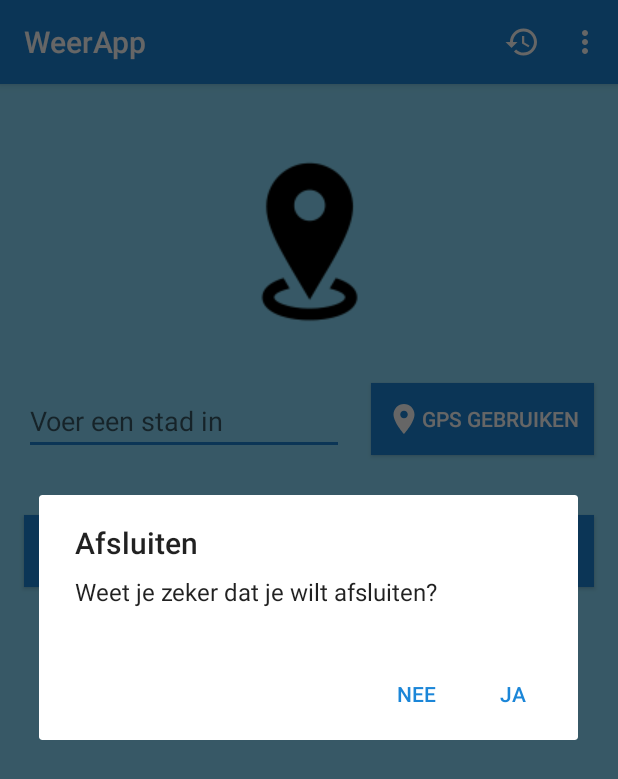
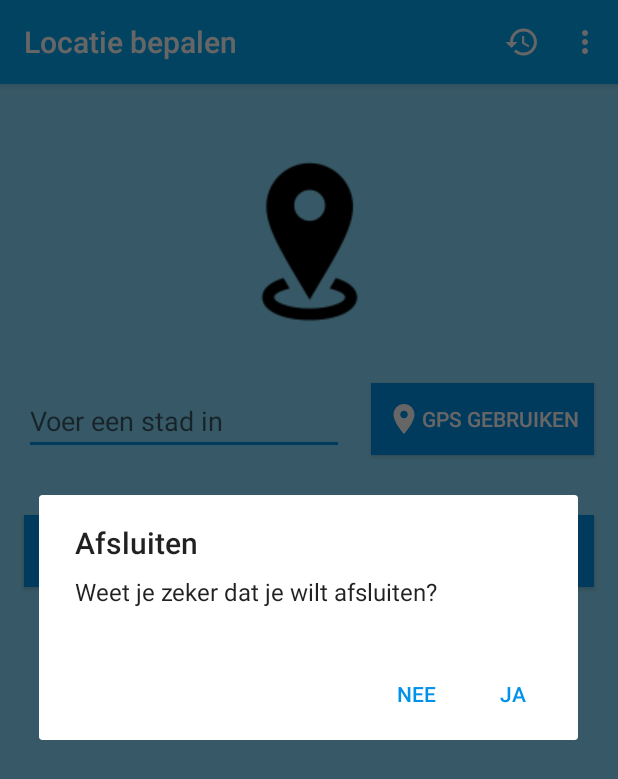
Before and after one commit to MannyRibo/WeerApp, an Android app: the screen it shows after launch once a user with an empty profile is signed in (StadInvoeren), in the options menu, after a tap on "Afsluiten", on a phone screen of 412 x 824 dp. Shown: the top 779 px of the screen. Run offline under Robolectric (Android 15) with nearby library versions, the phone set to English and light mode, and no system bars; our stand-ins replace Firebase (no records; nobody signed in at launch, a user with empty details on screens opened directly), Room's generated code.

Commit message:
LiveData + style changes

```diff
--- a/app/src/main/java/com/example/weerapp/database/WeerObjectDao.java
+++ b/app/src/main/java/com/example/weerapp/database/WeerObjectDao.java
@@ -1,5 +1,6 @@
 package com.example.weerapp.database;
 
+import android.arch.lifecycle.LiveData;
 import android.arch.persistence.room.Dao;
 import android.arch.persistence.room.Delete;
 import android.arch.persistence.room.Insert;
@@ -14,7 +15,7 @@ import java.util.List;
 public interface WeerObjectDao {
 
     @Query("SELECT * FROM weerobject")
-    List<WeerObject> getAllWeerObjects();
+    LiveData<List<WeerObject>> getAllWeerObjects();
 
     @Insert
     void insertWeerObject(WeerObject weerobject);
@@ -22,8 +23,8 @@ public interface WeerObjectDao {
     @Delete
     void deleteWeerObject(WeerObject weerobject);
 
-    @Delete
-    void deleteAllWeerObjects(List<WeerObject> weerobjects);
+    @Query("DELETE FROM weerobject")
+    void deleteAll();
 
     @Update
     void updateWeerObject(WeerObject weerobject);
--- a/app/src/main/java/com/example/weerapp/database/WeerObjectRoomDatabase.java
+++ b/app/src/main/java/com/example/weerapp/database/WeerObjectRoomDatabase.java
@@ -13,7 +13,7 @@ public abstract class WeerObjectRoomDatabase extends RoomDatabase {
 
     private final static String NAME_DATABASE = "weerobject_database";
 
-    public abstract WeerObjectDao weerobjectDao();
+    public abstract WeerObjectDao weerObjectDao();
 
     private static volatile WeerObjectRoomDatabase INSTANCE;
 
--- a/app/src/main/java/com/example/weerapp/ui/MainActivity.java
+++ b/app/src/main/java/com/example/weerapp/ui/MainActivity.java
@@ -11,6 +11,7 @@ import android.view.Menu;
 import android.view.MenuInflater;
 import android.view.MenuItem;
 import android.view.View;
+import android.view.Window;
 import android.widget.EditText;
 import android.widget.Toast;
 
@@ -65,7 +66,8 @@ public class MainActivity extends AppCompatActivity {
         nieuwEmailadres = findViewById(R.id.emailadres);
         nieuwWachtwoord = findViewById(R.id.wachtwoord);
 
-
+        // titel niet weergeven
+        getSupportActionBar().setDisplayShowTitleEnabled(false);
     }
 
     public void updateUI(FirebaseUser currentUser) {
--- a/app/src/main/java/com/example/weerapp/ui/StadInvoeren.java
+++ b/app/src/main/java/com/example/weerapp/ui/StadInvoeren.java
@@ -28,6 +28,7 @@ import android.widget.Toast;
 import com.example.weerapp.R;
 import com.example.weerapp.api.OnGetWeerObjectCallback;
 import com.example.weerapp.api.WeerObjectenRepository;
+import com.example.weerapp.database.WeerObjectRoomDatabase;
 import com.example.weerapp.model.WeerObject;
 import com.google.android.gms.tasks.OnCompleteListener;
 import com.google.android.gms.tasks.Task;
@@ -38,6 +39,8 @@ import java.text.SimpleDateFormat;
 import java.util.Date;
 import java.util.List;
 import java.util.Locale;
+import java.util.concurrent.Executor;
+import java.util.concurrent.Executors;
 
 public class StadInvoeren extends AppCompatActivity {
 
@@ -52,11 +55,15 @@ public class StadInvoeren extends AppCompatActivity {
     Double latitude;
     Double longitude;
     private WeerObjectenRepository weerObjectenRepository;
+    private WeerObjectRoomDatabase db;
+    private Executor executor = Executors.newSingleThreadExecutor();
 
     @Override
     protected void onCreate(Bundle savedInstanceState) {
         super.onCreate(savedInstanceState);
         setContentView(R.layout.activity_stad_invoeren);
+
+        db = WeerObjectRoomDatabase.getDatabase(this);
 
         editTextStad = findViewById(R.id.editTextStad);
         tekstStad = editTextStad.getText().toString();
@@ -306,6 +313,8 @@ public class StadInvoeren extends AppCompatActivity {
                 String naamStadHoofdletter = tekstStad.substring(0, 1).toUpperCase() + tekstStad.substring(1);
                 weerObject.setNaamStad(naamStadHoofdletter);
 
+                insertWeerObject(weerObject);
+
                 if (weerObject.getMain().getTemp() >= TEMPERATUUR_VOOR_KORTE_BROEK) {
                     naarSchermKorteBroek(weerObject);
                 } else {
@@ -332,6 +341,8 @@ public class StadInvoeren extends AppCompatActivity {
                 String naamStadHoofdletter = tekstStad.substring(0, 1).toUpperCase() + tekstStad.substring(1);
                 weerObject.setNaamStad(naamStadHoofdletter);
 
+                insertWeerObject(weerObject);
+
                 if (weerObject.getMain().getTemp() >= TEMPERATUUR_VOOR_KORTE_BROEK) {
                     naarSchermKorteBroek(weerObject);
                 } else {
@@ -348,7 +359,7 @@ public class StadInvoeren extends AppCompatActivity {
     }
 
     public void datumToevoegen(WeerObject weerObject) {
-        SimpleDateFormat formatter = new SimpleDateFormat("dd/MM/yyyy");
+        SimpleDateFormat formatter = new SimpleDateFormat("dd-MM-yyyy");
         Date date = new Date();
         String datum = formatter.format(date);
 
@@ -367,4 +378,13 @@ public class StadInvoeren extends AppCompatActivity {
         intent.putExtra(WEEROBJECT, weerObject);
         startActivity(intent);
     }
+
+    private void insertWeerObject(final WeerObject weerObject) {
+        executor.execute(new Runnable() {
+            @Override
+            public void run() {
+                db.weerObjectDao().insertWeerObject(weerObject);
+            }
+        });
+    }
 }
--- a/app/src/main/java/com/example/weerapp/ui/WeerGeschiedenis.java
+++ b/app/src/main/java/com/example/weerapp/ui/WeerGeschiedenis.java
@@ -1,15 +1,139 @@
 package com.example.weerapp.ui;
 
+import android.arch.lifecycle.Observer;
+import android.arch.lifecycle.ViewModelProviders;
+import android.media.MediaPlayer;
+import android.support.annotation.NonNull;
+import android.support.annotation.Nullable;
 import android.support.v7.app.AppCompatActivity;
 import android.os.Bundle;
+import android.support.v7.widget.LinearLayoutManager;
+import android.support.v7.widget.RecyclerView;
+import android.support.v7.widget.helper.ItemTouchHelper;
+import android.view.GestureDetector;
+import android.view.Menu;
+import android.view.MenuItem;
+import android.view.MotionEvent;
+import android.widget.Toast;
 
 import com.example.weerapp.R;
+import com.example.weerapp.model.WeerObject;
 
-public class WeerGeschiedenis extends AppCompatActivity  {
+import java.util.ArrayList;
+import java.util.List;
+
+public class WeerGeschiedenis extends AppCompatActivity implements RecyclerView.OnItemTouchListener {
+
+    private WeerViewModel mWeerViewModel;
+    private List<WeerObject> mWeerObjects;
+    private WeerObjectAdapter mAdapter;
+    private RecyclerView mRecyclerView;
+    private MediaPlayer mediaPlayer;
 
     @Override
     protected void onCreate(Bundle savedInstanceState) {
         super.onCreate(savedInstanceState);
         setContentView(R.layout.activity_weer_geschiedenis);
+
+        getSupportActionBar().setDisplayHomeAsUpEnabled(true);
+
+        mediaPlayer = MediaPlayer.create(getApplicationContext(), R.raw.caseclosed);
+
+        mRecyclerView = findViewById(R.id.recyclerView);
+
+        mRecyclerView.setLayoutManager(new LinearLayoutManager(this, LinearLayoutManager.VERTICAL, false));
+
+        mWeerObjects = new ArrayList<>();
+
+        mWeerViewModel = ViewModelProviders.of(this).get(WeerViewModel.class);
+        mWeerViewModel.getWeerObjects().observe(this, new Observer<List<WeerObject>>() {
+
+            @Override
+            public void onChanged(@Nullable List<WeerObject> weerObjects) {
+                mWeerObjects = weerObjects;
+                updateUI();
+            }
+
+        });
+
+        ItemTouchHelper.SimpleCallback simpleItemTouchCallback =
+                new ItemTouchHelper.SimpleCallback(0, ItemTouchHelper.LEFT | ItemTouchHelper.RIGHT) {
+                    @Override
+                    public boolean onMove(RecyclerView recyclerView, RecyclerView.ViewHolder viewHolder, RecyclerView.ViewHolder target) {
+                        return false;
+                    }
+
+                    //Called when a user swipes left or right on a ViewHolder
+                    @Override
+                    public void onSwiped(RecyclerView.ViewHolder viewHolder, int swipeDir) {
+                        //Get the index corresponding to the selected position
+                        int position = (viewHolder.getAdapterPosition());
+                        mWeerViewModel.delete(mWeerObjects.get(position));
+                        mWeerObjects.remove(position);
+                        mAdapter.notifyItemRemoved(position);
+
+                        //geluid bij swipen
+                        mediaPlayer.start();
+                    }
+
+                };
+
+        ItemTouchHelper itemTouchHelper = new ItemTouchHelper(simpleItemTouchCallback);
+        itemTouchHelper.attachToRecyclerView(mRecyclerView);
+        mRecyclerView.addOnItemTouchListener(this);
+    }
+
+    private void updateUI() {
+        if (mAdapter == null) {
+            mAdapter = new WeerObjectAdapter(mWeerObjects);
+            mRecyclerView.setAdapter(mAdapter);
+        } else {
+            mAdapter.swapList(mWeerObjects);
+        }
+    }
+
+    @Override
+    public boolean onCreateOptionsMenu(Menu menu) {
+        // Inflate the menu; this adds items to the action bar if it is present.
+        getMenuInflater().inflate(R.menu.menu_geschiedenis, menu);
+        return true;
+    }
+
+    // alle objecten verwijderen door op prullenbak te klikken
+    @Override
+    public boolean onOptionsItemSelected(MenuItem item) {
+        if (item.getItemId() == R.id.verwijderen) {
+            if (mWeerObjects.isEmpty()) {
+                Toast.makeText(WeerGeschiedenis.this, "Er zijn geen items om te verwijderen", Toast.LENGTH_LONG).show();
+            }
+            else {
+
+                mWeerViewModel.deleteAll();
+                mediaPlayer.start();
+            }
+
+            return true;
+        }
+        else if (item.getItemId() == android.R.id.home) {
+            finish();
+        }
+
+        return super.onOptionsItemSelected(item);
+    }
+
+
+    @Override
+    public boolean onInterceptTouchEvent(@NonNull RecyclerView recyclerView, @NonNull MotionEvent motionEvent) {
+        return false;
+    }
+
+    @Override
+    public void onTouchEvent(@NonNull RecyclerView recyclerView, @NonNull MotionEvent motionEvent) {
+
+    }
+
+    @Override
+    public void onRequestDisallowInterceptTouchEvent(boolean b) {
+
     }
 }
--- /dev/null
+++ b/app/src/main/java/com/example/weerapp/ui/WeerObjectRepository.java
@@ -0,0 +1,84 @@
+package com.example.weerapp.ui;
+
+import android.arch.lifecycle.LiveData;
+import android.content.Context;
+
+import com.example.weerapp.database.WeerObjectDao;
+import com.example.weerapp.database.WeerObjectRoomDatabase;
+import com.example.weerapp.model.WeerObject;
+
+import java.util.List;
+import java.util.concurrent.Executor;
+import java.util.concurrent.Executors;
+
+public class WeerObjectRepository {
+
+    private WeerObjectRoomDatabase mAppDatabase;
+
+    private WeerObjectDao mWeerObjectDao;
+
+    private LiveData<List<WeerObject>> mWeerObjects;
+
+    private Executor mExecutor = Executors.newSingleThreadExecutor();
+
+    public WeerObjectRepository (Context context) {
+
+        mAppDatabase = WeerObjectRoomDatabase.getDatabase(context);
+
+        mWeerObjectDao = mAppDatabase.weerObjectDao();
+
+        mWeerObjects = mWeerObjectDao.getAllWeerObjects();
+
+    }
+
+    public LiveData<List<WeerObject>> getAllWeerObjects() {
+        return mWeerObjects;
+    }
+
+    public void insert(final WeerObject weerObject) {
+
+        mExecutor.execute(new Runnable() {
+
+            @Override
+            public void run() {
+                mWeerObjectDao.insertWeerObject(weerObject);
+            }
+        });
+
+    }
+
+    public void update(final WeerObject weerObject) {
+
+        mExecutor.execute(new Runnable() {
+
+            @Override
+            public void run() {
+                mWeerObjectDao.updateWeerObject(weerObject);
+            }
+        });
+    }
+
+
+    public void delete(final WeerObject weerObject) {
+
+        mExecutor.execute(new Runnable() {
+
+            @Override
+            public void run() {
+                mWeerObjectDao.deleteWeerObject(weerObject);
+            }
+
+        });
+    }
+
+    public void deleteAll() {
+
+        mExecutor.execute(new Runnable() {
+
+            @Override
+            public void run() {
+                mWeerObjectDao.deleteAll();
+            }
+        });
+    }
+}
--- /dev/null
+++ b/app/src/main/java/com/example/weerapp/ui/WeerViewModel.java
@@ -0,0 +1,42 @@
+package com.example.weerapp.ui;
+
+import android.app.Application;
+import android.arch.lifecycle.AndroidViewModel;
+import android.arch.lifecycle.LiveData;
+import android.support.annotation.NonNull;
+
+import com.example.weerapp.model.WeerObject;
+
+import java.util.List;
+
+public class WeerViewModel extends AndroidViewModel {
+
+    private WeerObjectRepository mRepository;
+
+    private LiveData<List<WeerObject>> mWeerobjects;
+
+    public WeerViewModel(@NonNull Application application) {
+        super(application);
+        mRepository = new WeerObjectRepository(application.getApplicationContext());
+        mWeerobjects = mRepository.getAllWeerObjects();
+    }
+
+    public LiveData<List<WeerObject>> getWeerObjects() {
+        return mWeerobjects;
+    }
+
+    public void insert(WeerObject weerObject) {
+        mRepository.insert(weerObject);
+    }
+
+    public void update(WeerObject weerObject) {
+        mRepository.update(weerObject);
+    }
+
+    public void delete(WeerObject weerObject) {
+        mRepository.delete(weerObject); }
+
+    public void deleteAll() {
+        mRepository.deleteAll(); }
+
+    }
--- /dev/null
+++ b/app/src/main/res/drawable/ic_delete_black_24dp.xml
@@ -0,0 +1,5 @@
+<vector android:height="24dp" android:tint="#FFFFFF"
+    android:viewportHeight="24.0" android:viewportWidth="24.0"
+    android:width="24dp" xmlns:android="http://schemas.android.com/apk/res/android">
+    <path android:fillColor="#FF000000" android:pathData="M6,19c0,1.1 0.9,2 2,2h8c1.1,0 2,-0.9 2,-2V7H6v12zM19,4h-3.5l-1,-1h-5l-1,1H5v2h14V4z"/>
+</vector>
--- /dev/null
+++ b/app/src/main/res/menu/menu_geschiedenis.xml
@@ -0,0 +1,11 @@
+<?xml version="1.0" encoding="utf-8"?>
+<menu xmlns:android="http://schemas.android.com/apk/res/android"
+    xmlns:app="http://schemas.android.com/apk/res-auto">>
+
+    <item
+        android:id="@+id/verwijderen"
+        android:icon="@drawable/ic_delete_black_24dp"
+        android:title="Verwijderen"
+        app:showAsAction="ifRoom"></item>
+
+</menu>
--- a/app/src/main/res/values/colors.xml
+++ b/app/src/main/res/values/colors.xml
@@ -1,7 +1,7 @@
 <?xml version="1.0" encoding="utf-8"?>
 <resources>
-    <color name="colorPrimary">#1B86D8</color>
-    <color name="colorPrimaryDark">#2253B1</color>
-    <color name="colorAccent">#1B86D8</color>
+    <color name="colorPrimary">#03A9F4</color>
+    <color name="colorPrimaryDark">#0288D1</color>
+    <color name="colorAccent">#0091EA</color>
     <color name="colorBackground">#8BDEFF</color>
 </resources>
```
Also changed, not shown: app/src/main/AndroidManifest.xml (+10 -6 lines), app/src/main/java/com/example/weerapp/ui/WeerObjectAdapter.java (+15 -12 lines), app/src/main/res/values/strings.xml (+6 -1 lines), 1 other file.
